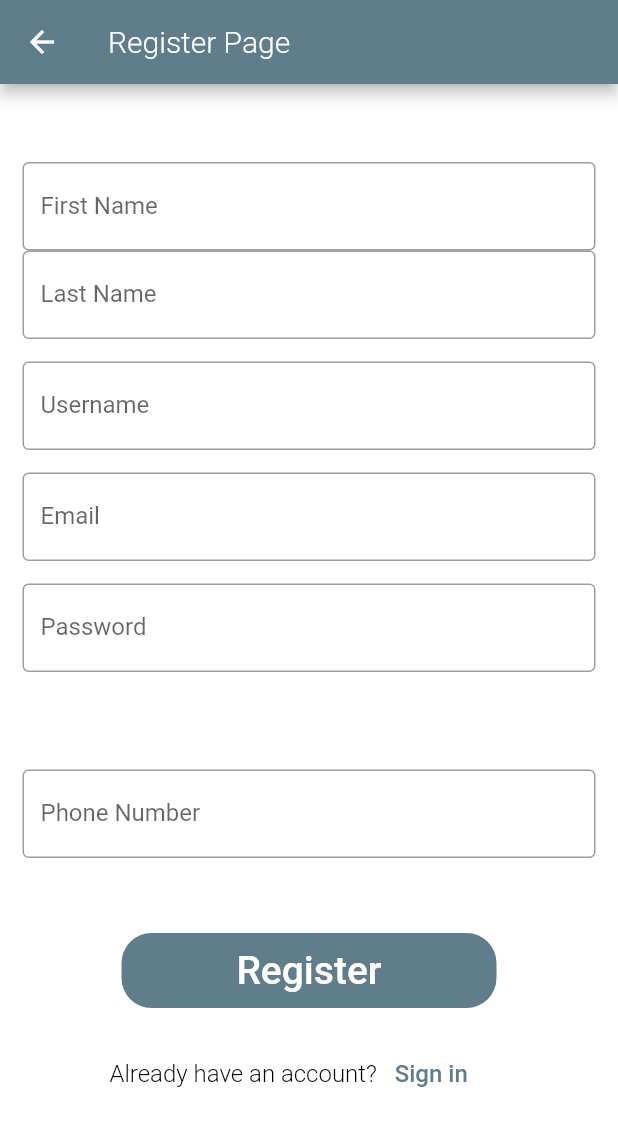
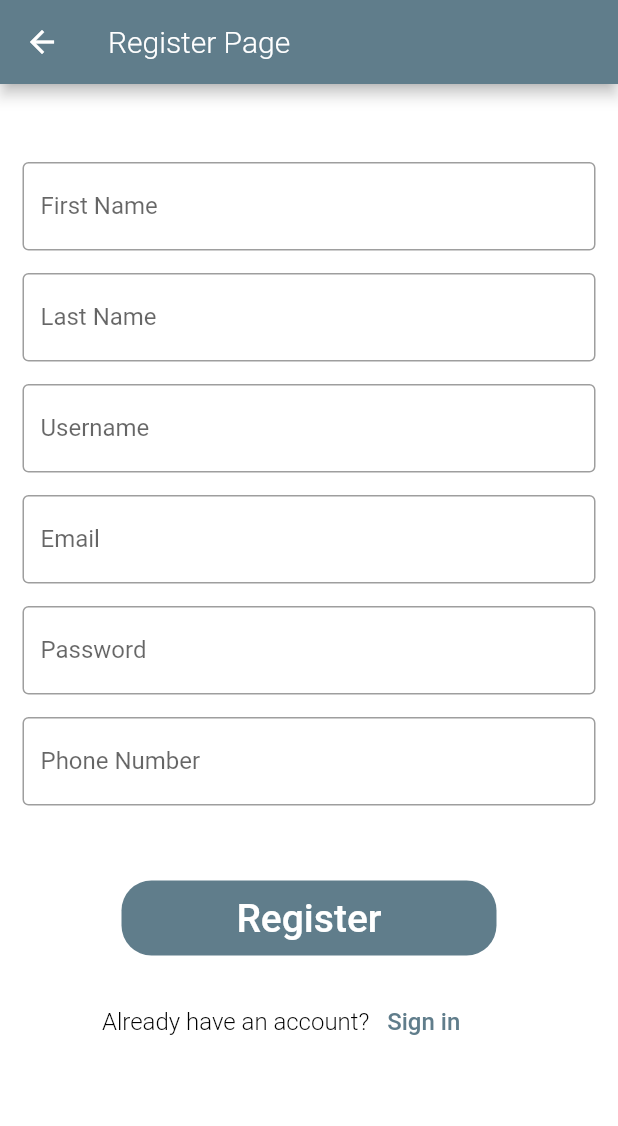
Before and after one commit to feliciaivane/enterPRIZE, a Flutter app: the screen it shows after launch, after a tap on "Sign up", on a phone screen of 412 x 824 dp. Shown: the top 1126 px of the screen. Run offline on Flutter 3.47's test engine with Material 2 defaults, Android fonts, the phone set to English and light mode, and no system bars; drawn by our look-alikes of loading_overlay; our stand-ins replace carousel_slider, cloud_firestore, firebase_auth, firebase_core; missing offline and left inert: flutter_add_to_cart_button, flutter_cart; accounts and stored records are empty; network calls fail; Roboto replaces fonts that are missing (Montserrat).

Commit message:
Add database file, change colours

```diff
--- a/lib/main.dart
+++ b/lib/main.dart
@@ -22,7 +22,6 @@
         theme: ThemeData(
             appBarTheme: AppBarTheme(
               textTheme: TextTheme(headline6: AppBarTextStyle),
-              color: Colors.blueGrey,
             ),
             textTheme: TextTheme(
               headline6: TitleTextStyle,
--- a/lib/screens/events/events.dart
+++ b/lib/screens/events/events.dart
@@ -100,7 +100,10 @@ class _EventsState extends State<Events> {
   Widget build(BuildContext context) {
     return Scaffold(
         drawer: Navbar(),
-        appBar: AppBar(),
+        appBar: AppBar(
+          title: Text("Events"),
+          backgroundColor: Colors.blueGrey,
+        ),
         body: SafeArea(
           child: ListView(
             children: [
--- a/lib/screens/login/login.dart
+++ b/lib/screens/login/login.dart
@@ -27,6 +27,7 @@ class _LoginState extends State<Login> {
     return Scaffold(
       appBar: AppBar(
         title: Text("Login Page"),
+        backgroundColor: Colors.blueGrey,
         automaticallyImplyLeading: false,
       ),
       body: LoadingOverlay(
--- a/lib/screens/login/register.dart
+++ b/lib/screens/login/register.dart
@@ -31,6 +31,7 @@ class _RegisterState extends State<Register> {
       backgroundColor: Colors.white,
       appBar: AppBar(
         title: Text("Register Page"),
+        backgroundColor: Colors.blueGrey,
       ),
       body: LoadingOverlay(
         isLoading: isLoading,
@@ -38,7 +39,7 @@ class _RegisterState extends State<Register> {
           child: Column(
             children: <Widget>[
               Padding(
-                padding: const EdgeInsets.fromLTRB(15.0, 52.0, 15.0, 0.0),
+                padding: const EdgeInsets.fromLTRB(15.0, 52.0, 15.0, 15.0),
                 child: TextField(
                     textAlign: TextAlign.center,
                     decoration: InputDecoration(
@@ -80,7 +81,7 @@ class _RegisterState extends State<Register> {
                 ),
               ),
               Padding(
-                padding: const EdgeInsets.fromLTRB(15.0, 15.0, 15.0, 50.0),
+                padding: const EdgeInsets.fromLTRB(15.0, 15.0, 15.0, 0.0),
                 child: TextField(
                     textAlign: TextAlign.center,
                     obscureText: true,
@@ -146,7 +147,7 @@ class _RegisterState extends State<Register> {
                 ),
               ),
               Padding(
-                padding: const EdgeInsets.fromLTRB(73.0, 20.0, 59.0, 0.0),
+                padding: const EdgeInsets.fromLTRB(68.0, 20.0, 0.0, 0.0),
                 child: Row(
                   children: <Widget>[
                     Text(
```
Also changed, not shown: 2 other files.
